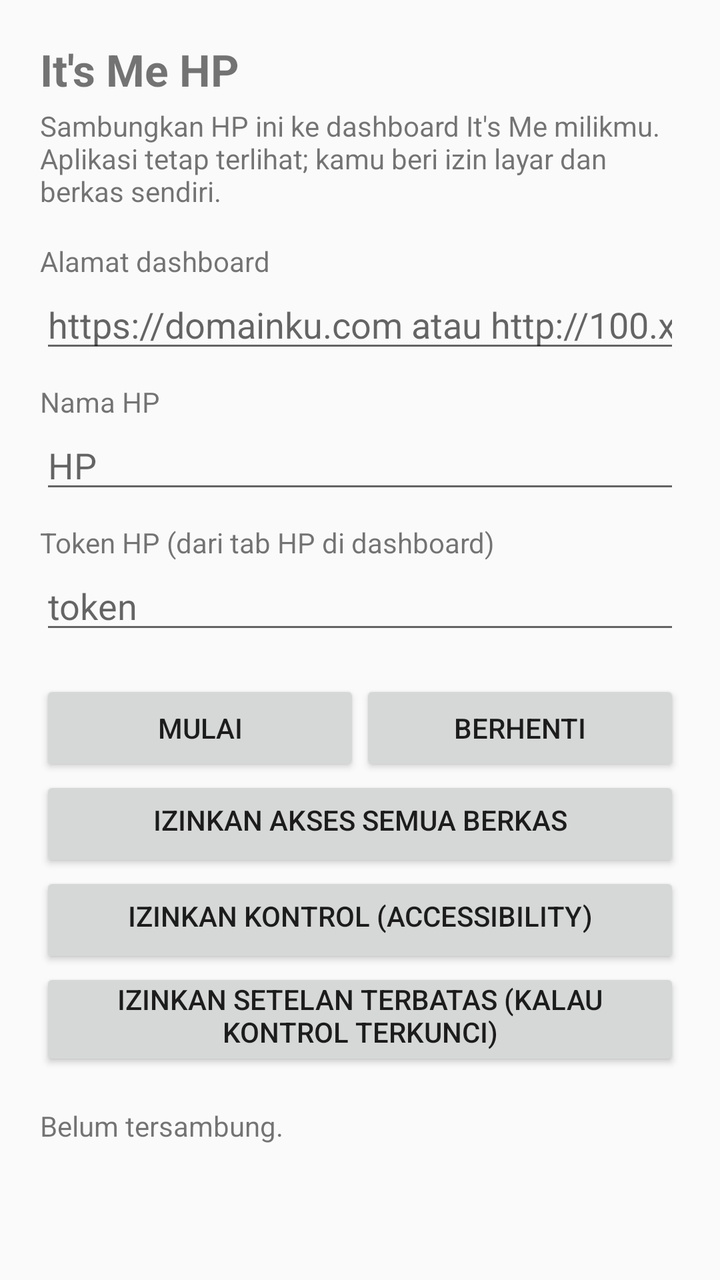
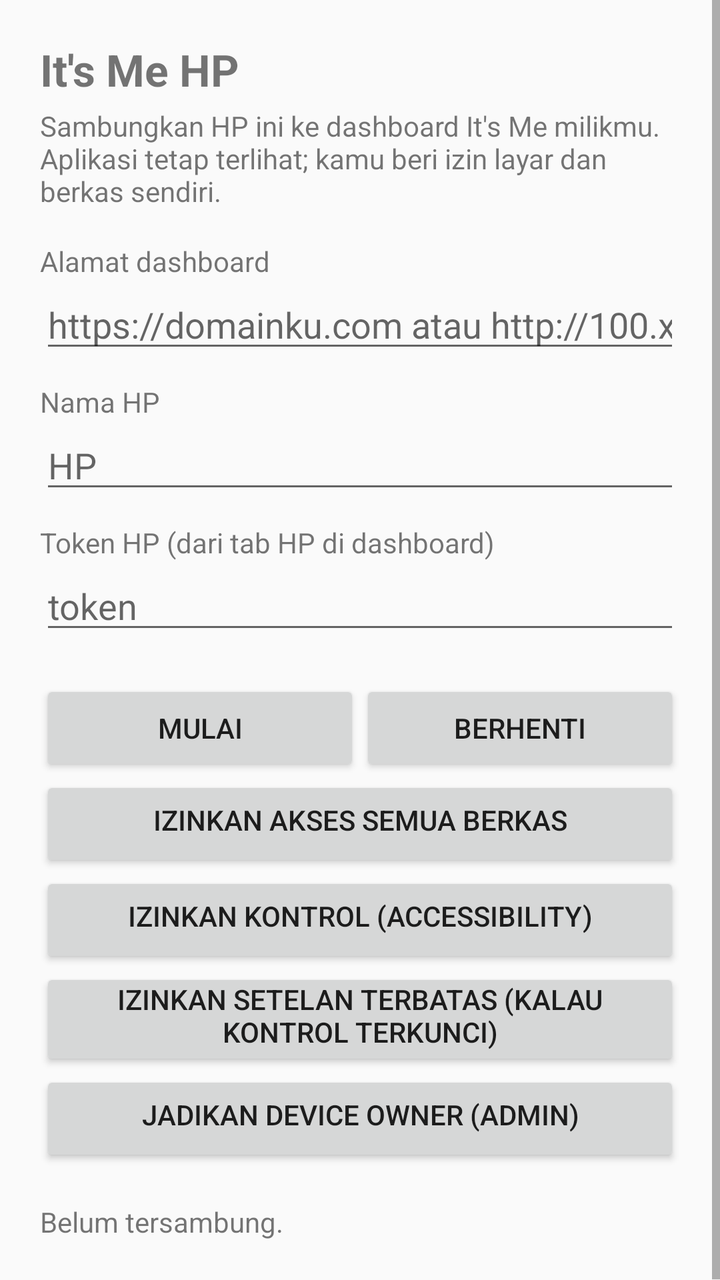

Screens rendered from an Android XML layout before and after an edit, with the pre-edit source and the edit as a unified diff.
<!-- AndroidManifest.xml: application theme Theme.ItsMeHP -->
<!-- res/layout/activity_main.xml -->
<?xml version="1.0" encoding="utf-8"?>
<ScrollView xmlns:android="http://schemas.android.com/apk/res/android"
    android:layout_width="match_parent"
    android:layout_height="match_parent"
    android:fillViewport="true">

    <LinearLayout
        android:layout_width="match_parent"
        android:layout_height="wrap_content"
        android:orientation="vertical"
        android:padding="20dp">

        <TextView
            android:layout_width="wrap_content"
            android:layout_height="wrap_content"
            android:text="It's Me HP"
            android:textSize="22sp"
            android:textStyle="bold"
            android:paddingBottom="4dp" />

        <TextView
            android:layout_width="match_parent"
            android:layout_height="wrap_content"
            android:text="Sambungkan HP ini ke dashboard It's Me milikmu. Aplikasi tetap terlihat; kamu beri izin layar dan berkas sendiri."
            android:paddingBottom="16dp" />

        <TextView android:layout_width="wrap_content" android:layout_height="wrap_content" android:text="Alamat dashboard" />
        <EditText
            android:id="@+id/url"
            android:layout_width="match_parent"
            android:layout_height="wrap_content"
            android:hint="https://domainku.com atau http://100.x.y.z:8750"
            android:inputType="textUri"
            android:autofillHints="" />

        <TextView android:layout_width="wrap_content" android:layout_height="wrap_content" android:text="Nama HP" android:paddingTop="10dp" />
        <EditText
            android:id="@+id/name"
            android:layout_width="match_parent"
            android:layout_height="wrap_content"
            android:hint="HP"
            android:inputType="text"
            android:autofillHints="" />

        <TextView android:layout_width="wrap_content" android:layout_height="wrap_content" android:text="Token HP (dari tab HP di dashboard)" android:paddingTop="10dp" />
        <EditText
            android:id="@+id/token"
            android:layout_width="match_parent"
            android:layout_height="wrap_content"
            android:hint="token"
            android:inputType="textVisiblePassword"
            android:autofillHints="" />

        <LinearLayout
            android:layout_width="match_parent"
            android:layout_height="wrap_content"
            android:orientation="horizontal"
            android:paddingTop="18dp">
            <Button android:id="@+id/start" android:layout_width="0dp" android:layout_height="wrap_content" android:layout_weight="1" android:text="Mulai" />
            <Button android:id="@+id/stop" android:layout_width="0dp" android:layout_height="wrap_content" android:layout_weight="1" android:text="Berhenti" />
        </LinearLayout>

        <Button android:id="@+id/files" android:layout_width="match_parent" android:layout_height="wrap_content" android:text="Izinkan akses semua berkas" android:paddingTop="6dp" />

        <Button android:id="@+id/control" android:layout_width="match_parent" android:layout_height="wrap_content" android:text="Izinkan kontrol (Accessibility)" android:paddingTop="6dp" />

        <Button android:id="@+id/restricted" android:layout_width="match_parent" android:layout_height="wrap_content" android:text="Izinkan setelan terbatas (kalau kontrol terkunci)" android:paddingTop="6dp" />

        <TextView
            android:id="@+id/status"
            android:layout_width="match_parent"
            android:layout_height="wrap_content"
            android:paddingTop="18dp"
            android:text="Belum tersambung." />
    </LinearLayout>
</ScrollView>
<!-- resources referenced by this layout -->
<resources>
  <style name="Theme.ItsMeHP" parent="Theme.AppCompat.DayNight.NoActionBar" />
</resources>

<!-- the commit's change to res/layout/activity_main.xml (unified diff, before → after) -->
@@ -66,6 +66,8 @@
 
         <Button android:id="@+id/restricted" android:layout_width="match_parent" android:layout_height="wrap_content" android:text="Izinkan setelan terbatas (kalau kontrol terkunci)" android:paddingTop="6dp" />
 
+        <Button android:id="@+id/owner" android:layout_width="match_parent" android:layout_height="wrap_content" android:text="Jadikan Device Owner (admin)" android:paddingTop="6dp" />
+
         <TextView
             android:id="@+id/status"
             android:layout_width="match_parent"
